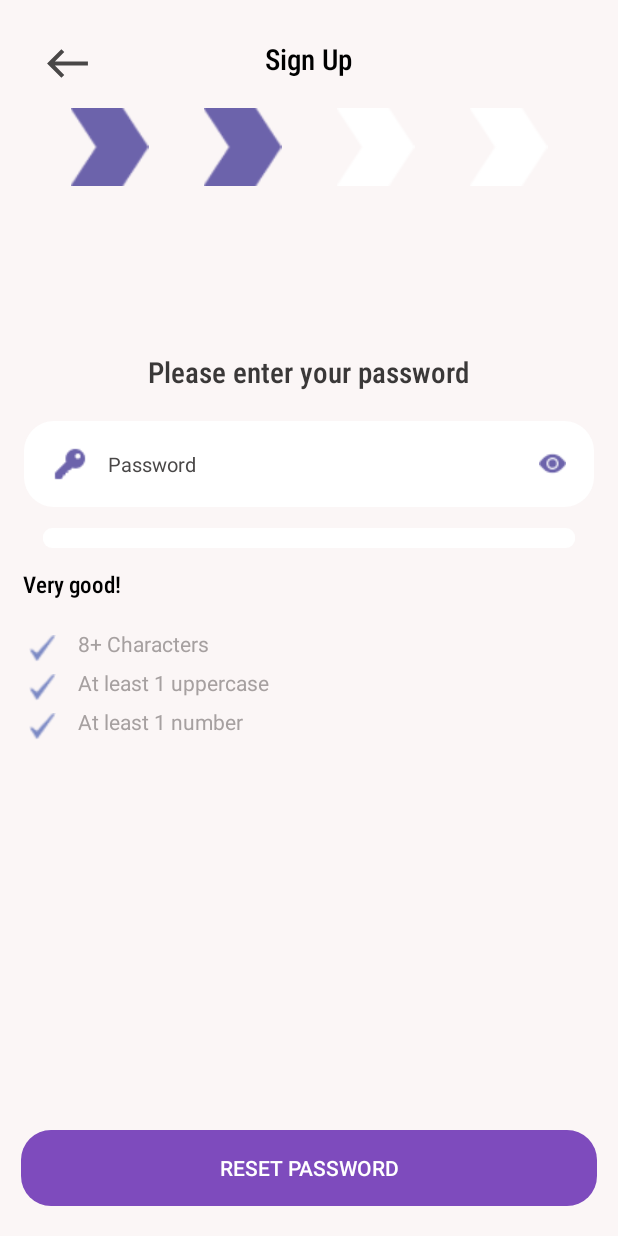
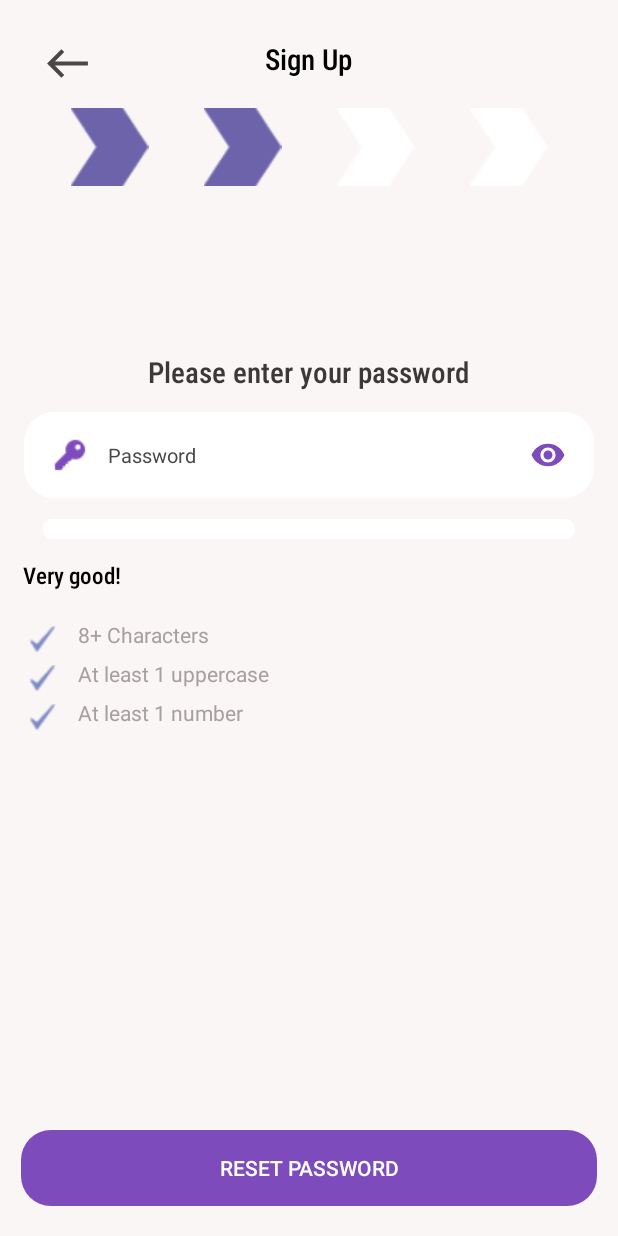
Before and after one commit to MohammadWaqarYounas/Family_Tracker_Application, an Android app: the fragment ForgotProgressStageTwo placed in its activity, on a phone screen of 412 x 824 dp. Run offline under Robolectric (Android 15) with nearby library versions, the phone set to English and light mode, and no system bars; our stand-ins replace sdp/ssp sizes.

```diff
--- a/app/src/main/res/layout/activity_main.xml
+++ b/app/src/main/res/layout/activity_main.xml
@@ -73,8 +73,8 @@
         android:backgroundTint="@color/white"
         android:drawableStart="@drawable/keyicon"
         android:drawableEnd="@drawable/ic_visibility"
+        android:drawablePadding="@dimen/_10sdp"
         android:drawableTint="@color/purple"
-        android:drawablePadding="@dimen/_10sdp"
         android:hint="Password"
         android:padding="@dimen/_15sdp"
         android:password="true"
--- a/app/src/main/res/layout/fragment_forgot_progress_stage_two.xml
+++ b/app/src/main/res/layout/fragment_forgot_progress_stage_two.xml
@@ -61,12 +61,13 @@
         android:layout_width="match_parent"
         android:layout_height="@dimen/_45sdp"
         android:layout_below="@id/text1"
-        android:layout_marginTop="@dimen/_15sdp"
+        android:layout_marginTop="@dimen/_10sdp"
         android:background="@drawable/rounded_corner"
         android:backgroundTint="@color/white"
         android:drawableStart="@drawable/keyicon"
-        android:drawableEnd="@drawable/eyeicon"
+        android:drawableEnd="@drawable/ic_visibility"
         android:drawablePadding="@dimen/_10sdp"
+        android:drawableTint="@color/purple"
         android:hint="Password"
         android:padding="@dimen/_15sdp"
         android:password="true"
```
